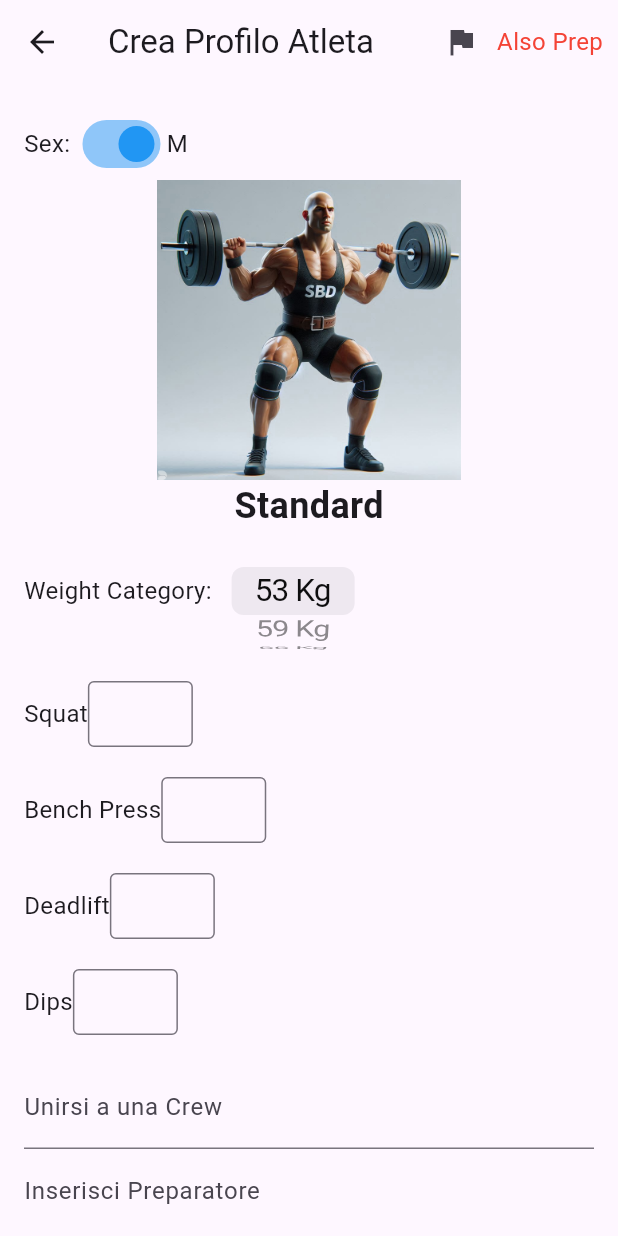
After one commit to Esselle7/PowerLifting-Hub, a Flutter app: the screen it shows after launch, after a tap on "Crea Profilo Atleta", on a phone screen of 412 x 824 dp. The commit adds this screen. Run offline on Flutter 3.47's test engine with Material 3 defaults, Android fonts, the phone set to English and light mode, and no system bars; drawn by our look-alikes of carousel_slider.

Commit message:
weight category, m/f switch, also prep flag added

```diff
--- /dev/null
+++ b/lib/athlete_profile_page.dart
@@ -0,0 +1,347 @@
+import 'package:flutter/cupertino.dart';
+import 'package:flutter/material.dart';
+import 'package:carousel_slider/carousel_slider.dart';
+import 'main.dart';
+
+class AthleteProfilePage extends StatefulWidget {
+  @override
+  _AthleteProfilePageState createState() => _AthleteProfilePageState();
+}
+
+class _AthleteProfilePageState extends State<AthleteProfilePage> {
+  String _category = 'Standard';
+  bool _isMale = true;
+  int _weightClassIndex = 0;
+  bool _isAlsoPrep = false;
+  double _squat = 0;
+  double _benchPress = 0;
+  double _deadlift = 0;
+  double _dips = 0;
+  String _level = 'Base';
+  String _crew = '';
+  String _preparatore = '';
+  String _federation = '';
+
+  List<String> _weightClasses = ['53', '59', '66', '74', '83', '93', '105', '120', '+120'];
+
+  final List<String> _crewSuggestions = ['Crew1', 'Crew2', 'Crew3'];
+  final List<String> _preparatoreSuggestions = ['Prep1', 'Prep2', 'Prep3'];
+  final List<String> _federationSuggestions = ['Fed1', 'Fed2', 'Fed3'];
+
+  List<String> _filteredCrewSuggestions = [];
+  List<String> _filteredPreparatoreSuggestions = [];
+  List<String> _filteredFederationSuggestions = [];
+
+  void _saveProfile() {
+    Map<String, dynamic> profile = {
+      'category': _category,
+      'sex': _isMale ? 'M' : 'F',
+      'weightClass': _weightClasses[_weightClassIndex],
+      'squat': _squat,
+      'benchPress': _benchPress,
+      'deadlift': _deadlift,
+      'dips': _dips,
+      'level': _level,
+      'crew': _crew,
+      'preparatore': _preparatore,
+      'federation': _federation,
+      'isAlsoPrep': _isAlsoPrep,
+    };
+
+    writeProfile(profile);
+  }
+
+  void _updateLevel() {
+    double total = _squat + _benchPress + _deadlift + _dips;
+    if (total < 100) {
+      _level = 'Base';
+    } else if (total < 200) {
+      _level = 'Medio';
+    } else {
+      _level = 'Avanzato';
+    }
+  }
+
+  void _onCategoryChange(int index) {
+    setState(() {
+      if (index == 0) {
+        _category = 'PowerLifter';
+      } else if (index == 1) {
+        _category = 'Street Lifter';
+      } else {
+        _category = 'Standard';
+      }
+    });
+  }
+
+  List<String> _getWeightClasses() {
+    return _isMale
+        ? ['53', '59', '66', '74', '83', '93', '105', '120', '+120']
+        : ['-43', '47', '52', '57', '63', '72', '84', '+84'];
+  }
+
+  Widget _buildNumberInput(String label, double value, ValueChanged<double> onChanged) {
+    return Row(
+      children: [
+        Text(label, style: TextStyle(fontSize: 16)),
+        SizedBox(
+          width: 70,
+          child: TextField(
+            keyboardType: TextInputType.numberWithOptions(decimal: true),
+            decoration: InputDecoration(
+              border: OutlineInputBorder(),
+              isDense: true,
+              suffixText: 'Kg',
+              contentPadding: EdgeInsets.symmetric(vertical: 10, horizontal: 5),
+            ),
+            onChanged: (text) {
+              double? newValue = double.tryParse(text);
+              if (newValue != null) {
+                onChanged(newValue);
+              }
+            },
+          ),
+        ),
+      ],
+    );
+  }
+
+  Widget _buildAutocompleteTextField(
+      String labelText,
+      List<String> suggestions,
+      ValueChanged<String> onChanged,
+      ValueChanged<String> onSuggestionSelected) {
+    return Column(
+      crossAxisAlignment: CrossAxisAlignment.start,
+      children: [
+        TextField(
+          decoration: InputDecoration(labelText: labelText),
+          onChanged: (value) {
+            setState(() {
+              onChanged(value);
+              if (value.isEmpty) {
+                suggestions.clear();
+              }
+            });
+          },
+        ),
+        if (suggestions.isNotEmpty)
+          ListView(
+            shrinkWrap: true,
+            children: suggestions.map((suggestion) {
+              return ListTile(
+                title: Text(suggestion),
+                onTap: () {
+                  setState(() {
+                    onSuggestionSelected(suggestion);
+                    suggestions.clear();
+                  });
+                },
+              );
+            }).toList(),
+          ),
+      ],
+    );
+  }
+
+  void _filterCrewSuggestions(String query) {
+    setState(() {
+      _filteredCrewSuggestions = _crewSuggestions
+          .where((suggestion) => suggestion.toLowerCase().contains(query.toLowerCase()))
+          .toList();
+    });
+  }
+
+  void _filterPreparatoreSuggestions(String query) {
+    setState(() {
+      _filteredPreparatoreSuggestions = _preparatoreSuggestions
+          .where((suggestion) => suggestion.toLowerCase().contains(query.toLowerCase()))
+          .toList();
+    });
+  }
+
+  void _filterFederationSuggestions(String query) {
+    setState(() {
+      _filteredFederationSuggestions = _federationSuggestions
+          .where((suggestion) => suggestion.toLowerCase().contains(query.toLowerCase()))
+          .toList();
+    });
+  }
+
+  @override
+  Widget build(BuildContext context) {
+    _weightClasses = _getWeightClasses();
+
+    return Scaffold(
+      appBar: AppBar(
+        title: Text('Crea Profilo Atleta'),
+        actions: [
+          IconButton(
+            icon: Icon(Icons.flag),
+            onPressed: () {
+              setState(() {
+                _isAlsoPrep = !_isAlsoPrep;
+              });
+            },
+          ),
+          Center(
+            child: Text(
+              'Also Prep',
+              style: TextStyle(
+                color: _isAlsoPrep ? Colors.green : Colors.red,
+                fontSize: 16,
+              ),
+            ),
+          ),
+          SizedBox(width: 10),
+        ],
+      ),
+      body: Padding(
+        padding: const EdgeInsets.all(16.0),
+        child: SingleChildScrollView(
+          child: Column(
+            crossAxisAlignment: CrossAxisAlignment.start,
+            children: [
+              Row(
+                mainAxisAlignment: MainAxisAlignment.start,
+                children: [
+                  Text('Sex: ', style: TextStyle(fontSize: 16)),
+                  Switch(
+                    value: _isMale,
+                    onChanged: (value) {
+                      setState(() {
+                        _isMale = value;
+                        _weightClassIndex = 0;
+                      });
+                    },
+                    activeColor: Colors.blue,
+                    inactiveThumbColor: Colors.pink,
+                    inactiveTrackColor: Colors.pink.shade100,
+                  ),
+                  Text(_isMale ? 'M' : 'F', style: TextStyle(fontSize: 16)),
+                ],
+              ),
+              CarouselSlider(
+                options: CarouselOptions(
+                  height: 200.0,
+                  enlargeCenterPage: true,
+                  onPageChanged: (index, reason) {
+                    _onCategoryChange(index);
+                  },
+                ),
+                items: ['assets/avatar_pl.png', 'assets/avatar_sl.png', 'assets/standard.png'].map((i) {
+                  return Builder(
+                    builder: (BuildContext context) {
+                      return Image.asset(i);
+                    },
+                  );
+                }).toList(),
+              ),
+              Center(
+                child: Text(
+                  _category,
+                  style: TextStyle(fontSize: 24, fontWeight: FontWeight.bold),
+                ),
+              ),
+              Row(
+                children: [
+                  Text(
+                    'Weight Category: ',
+                    style: TextStyle(fontSize: 16),
+                  ),
+                  SizedBox(
+                    width: 100,
+                    height: 80,
+                    child: CupertinoPicker(
+                      itemExtent: 32.0,
+                      onSelectedItemChanged: (int index) {
+                        setState(() {
+                          _weightClassIndex = index;
+                        });
+                      },
+                      children: _weightClasses.map((String value) {
+                        return Center(child: Text('$value Kg'));
+                      }).toList(),
+                    ),
+                  ),
+                ],
+              ),
+              SizedBox(height: 20),
+              _buildNumberInput('Squat', _squat, (value) {
+                setState(() {
+                  _squat = value;
+                  _updateLevel();
+                });
+              }),
+              SizedBox(height: 20),
+              _buildNumberInput('Bench Press', _benchPress, (value) {
+                setState(() {
+                  _benchPress = value;
+                  _updateLevel();
+                });
+              }),
+              SizedBox(height: 20),
+              _buildNumberInput('Deadlift', _deadlift, (value) {
+                setState(() {
+                  _deadlift = value;
+                  _updateLevel();
+                });
+              }),
+              SizedBox(height: 20),
+              _buildNumberInput('Dips', _dips, (value) {
+                setState(() {
+                  _dips = value;
+                  _updateLevel();
+                });
+              }),
+              SizedBox(height: 20),
+              _buildAutocompleteTextField(
+                'Unirsi a una Crew',
+                _filteredCrewSuggestions,
+                (value) {
+                  _crew = value;
+                  _filterCrewSuggestions(value);
+                },
+                (suggestion) {
+                  _crew = suggestion;
+                },
+              ),
+              _buildAutocompleteTextField(
+                'Inserisci Preparatore',
+                _filteredPreparatoreSuggestions,
+                (value) {
+                  _preparatore = value;
+                  _filterPreparatoreSuggestions(value);
+                },
+                (suggestion) {
+                  _preparatore = suggestion;
+                },
+              ),
+              _buildAutocompleteTextField(
+                'Federazione',
+                _filteredFederationSuggestions,
+                (value) {
+                  _federation = value;
+                  _filterFederationSuggestions(value);
+                },
+                (suggestion) {
+                  _federation = suggestion;
+                },
+              ),
+              SizedBox(height: 20),
+              Center(
+                child: ElevatedButton(
+                  onPressed: () {
+                    _saveProfile();
+                    Navigator.pop(context);
+                  },
+                  child: Text('Salva Profilo'),
+                ),
+              ),
+            ],
+          ),
+        ),
+      ),
+    );
+  }
+}
--- /dev/null
+++ b/lib/login_page.dart
@@ -0,0 +1,37 @@
+import 'package:flutter/material.dart';
+import 'athlete_profile_page.dart';
+
+class LoginPage extends StatelessWidget {
+  @override
+  Widget build(BuildContext context) {
+    return Scaffold(
+      appBar: AppBar(
+        title: Text('Login'),
+      ),
+      body: Center(
+        child: Column(
+          mainAxisAlignment: MainAxisAlignment.center,
+          children: [
+            ElevatedButton(
+              onPressed: () {
+                Navigator.push(
+                  context,
+                  MaterialPageRoute(builder: (context) => AthleteProfilePage()),
+                );
+              },
+              child: Text('Crea Profilo Atleta'),
+            ),
+            ElevatedButton(
+              onPressed: () {
+                // preparatore
+
+
+              },
+              child: Text('Crea Profilo Preparatore'),
+            ),
+          ],
+        ),
+      ),
+    );
+  }
+}
```
Also changed, not shown: lib/main.dart (+17 -5 lines), pubspec.yaml (+6 -1 lines), assets/avatar_pl.png (added), assets/avatar_sl.png (added), assets/standard.png (added), pubspec.lock, 1 other file.
